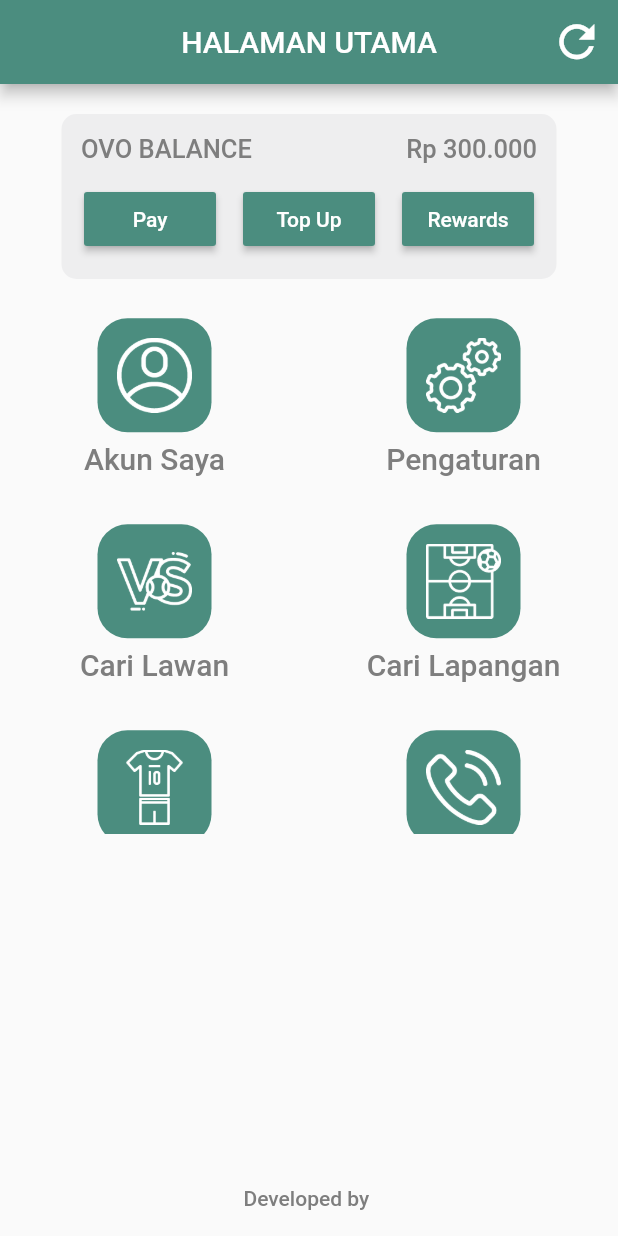
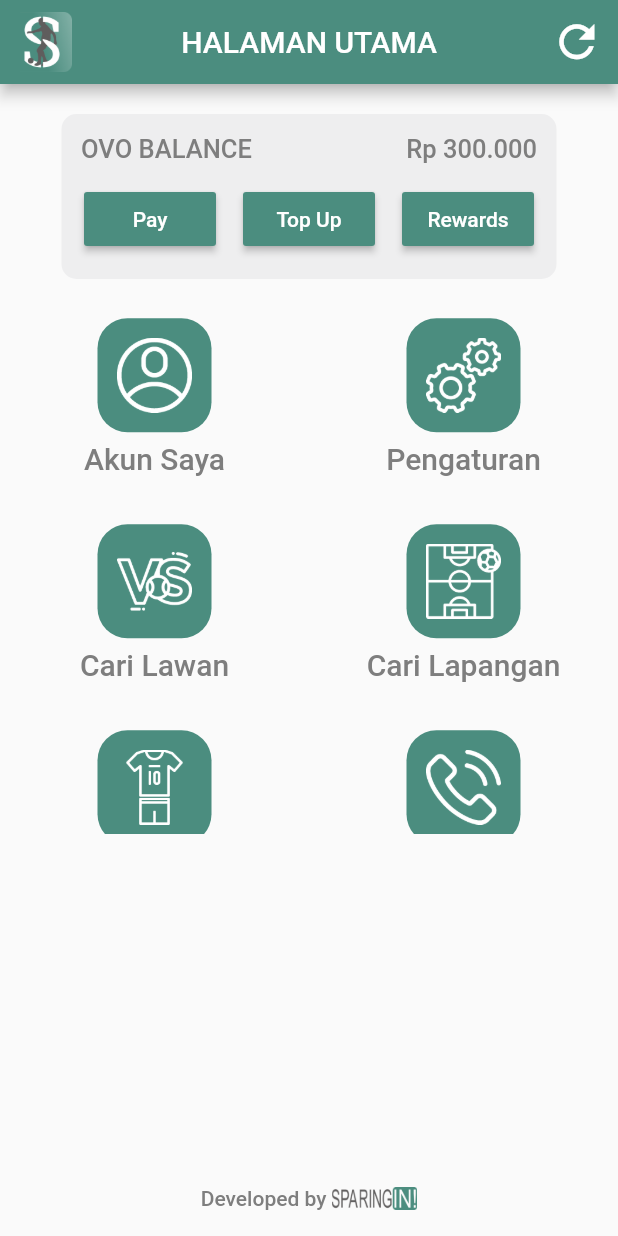
Before and after one commit to kuuhaku86/sparingin, a Flutter app: the DashboardPage screen opened directly, on a phone screen of 412 x 824 dp. Run offline on Flutter 3.47's test engine with Material 2 defaults, Android fonts, the phone set to English and light mode, and no system bars; our stand-ins replace carousel_slider, shared_preferences; missing offline and left inert: flutter_verification_code_input; accounts and stored records are empty.

Commit message:
insert logo and text

```diff
--- a/lib/main.dart
+++ b/lib/main.dart
@@ -49,7 +49,7 @@ class _MainAppState extends State<MainApp> {
           duration: const Duration(seconds: 3),
           opacity: _isVisible ? 1 : 0,
           child: Image.asset(
-            'assets/images/icon.jpg',
+            'assets/images/icon.png',
             height: 100.0,
           ),
         ),
--- a/lib/src/models/features/auth/dashboard/dashboard_page.dart
+++ b/lib/src/models/features/auth/dashboard/dashboard_page.dart
@@ -42,6 +42,13 @@ class _DashboardPageState extends State<DashboardPage> {
   Widget build(BuildContext context) {
     return Scaffold(
       appBar: AppBar(
+        leading: Padding(
+          padding: const EdgeInsets.all(8.0),
+          child: Image.asset(
+            "assets/images/icon.png",
+            height: 20,
+          ),
+        ),
         backgroundColor: MyColors.primary,
         title: Text("HALAMAN UTAMA"),
         centerTitle: true,
@@ -143,7 +150,6 @@ class _DashboardPageState extends State<DashboardPage> {
     child: Container(
       child: GridView.builder(
         physics: ClampingScrollPhysics(),
-
         itemCount: 6,
         gridDelegate: SliverGridDelegateWithFixedCrossAxisCount(
           crossAxisCount: 2,
--- a/lib/src/utils/bottom_bar.dart
+++ b/lib/src/utils/bottom_bar.dart
@@ -23,6 +23,10 @@ class DefaultBottomBar extends StatelessWidget {
                   fontWeight: FontWeight.w500,
                 ),
               ),
+              Image.asset(
+                "assets/images/sparingin.png",
+                height: 15,
+              )
             ],
           ),
         ),
--- a/pubspec.yaml
+++ b/pubspec.yaml
@@ -26,7 +26,8 @@ flutter:
     - assets/images/lapangan.jpg
     - assets/images/turnamen1.jpg
     - assets/images/turnamen2.jpg
-    - assets/images/icon.jpg
+    - assets/images/icon.png
+    - assets/images/sparingin.png
     - assets/images/icons/akunSaya.png
     - assets/images/icons/cariLapangan.png
     - assets/images/icons/cariLawan.png
```
Also changed, not shown: assets/images/icon.jpg (deleted), assets/images/icon.png (added), assets/images/sparingin.png (added).
